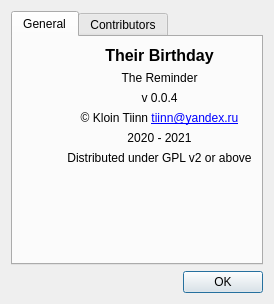
This is aboutwindow.ui in KloinTiinn/TheirBirthday as Qt 5 draws it before an edit. The edited form follows.
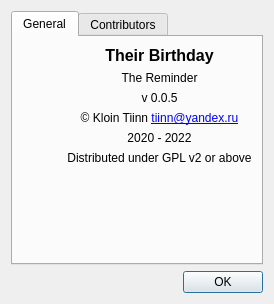
This is the edited form. Icons and pictures are not drawn.

Diff of the .ui file:
```diff
--- a/aboutwindow.ui
+++ b/aboutwindow.ui
@@ -68,7 +68,7 @@
            <item>
             <widget class="QLabel" name="lbVer">
              <property name="text">
-              <string notr="true">v 0.0.4</string>
+              <string notr="true">v 0.0.5</string>
              </property>
              <property name="alignment">
               <set>Qt::AlignCenter</set>
@@ -91,7 +91,7 @@
            <item>
             <widget class="QLabel" name="lbYear_2">
              <property name="text">
-              <string notr="true">2020 - 2021</string>
+              <string notr="true">2020 - 2022</string>
              </property>
              <property name="alignment">
               <set>Qt::AlignCenter</set>
```
